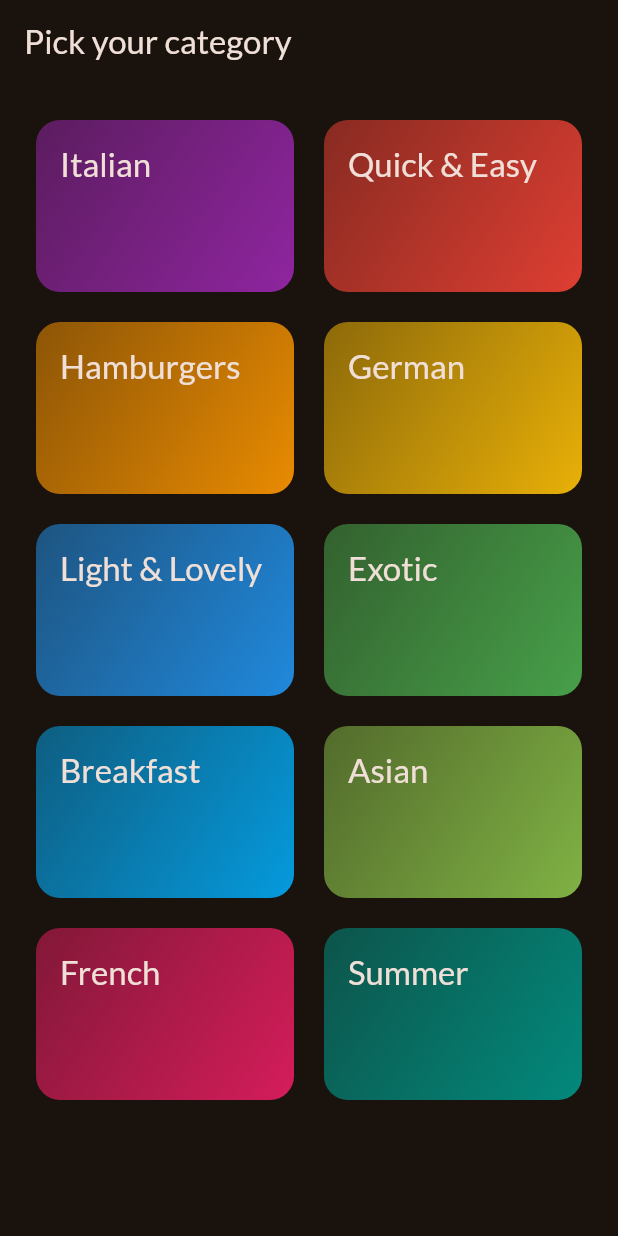
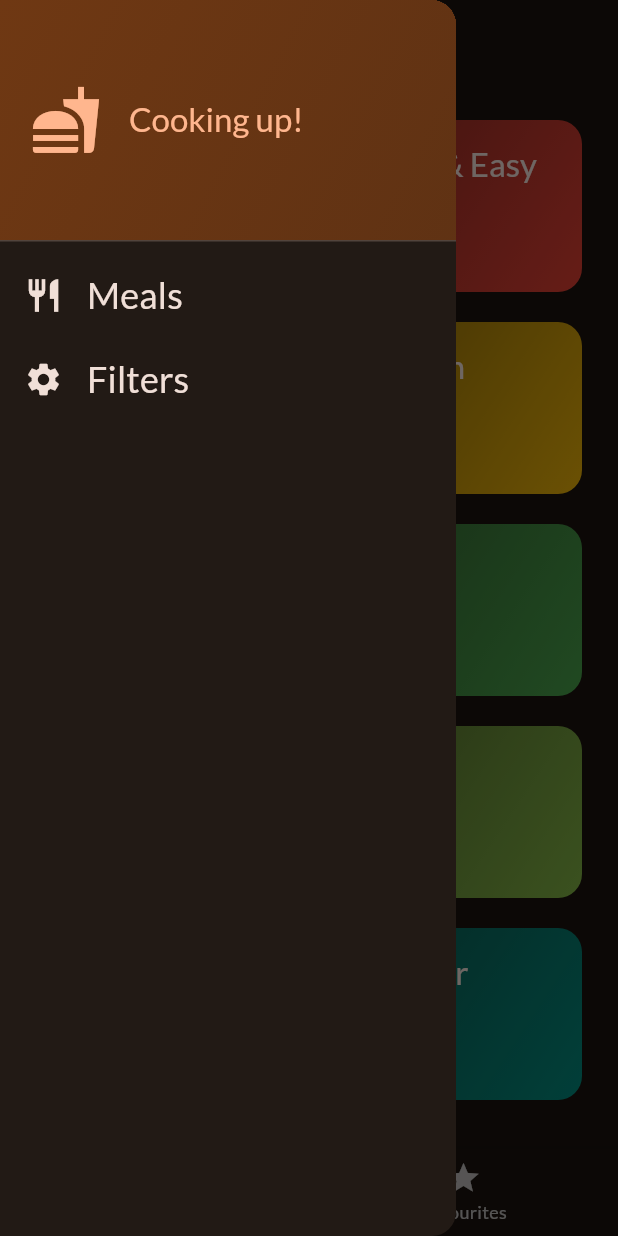
Before and after one commit to yaroslavsolokha/meals, a Flutter app: the screen it shows after launch, with the side drawer open (before the commit the screen has no drawer), on a phone screen of 412 x 824 dp. Run offline on Flutter 3.47's test engine with Material 3 defaults, Android fonts, the phone set to English and light mode, and no system bars; our stand-ins replace google_fonts, transparent_image.

Commit message:
first beta version

```diff
--- a/lib/main.dart
+++ b/lib/main.dart
@@ -1,7 +1,7 @@
 import 'package:flutter/material.dart';
 
 import 'package:google_fonts/google_fonts.dart';
-import 'package:meals/screens/categories.dart';
+import 'package:meals/screens/tabs.dart';
 
 final theme = ThemeData(
   useMaterial3: true,
@@ -23,7 +23,7 @@ class App extends StatelessWidget {
   Widget build(BuildContext context) {
     return MaterialApp(
       theme: theme,
-      home: const CategoriesScreen(),
+      home: const TabsScreen(),
     );
   }
 }
--- a/lib/screens/categories.dart
+++ b/lib/screens/categories.dart
@@ -1,33 +1,40 @@
 import 'package:flutter/material.dart';
 import 'package:meals/data/dummy_data.dart';
 import 'package:meals/models/category.dart';
+import 'package:meals/models/meal.dart';
 import 'package:meals/screens/meals.dart';
 import 'package:meals/widgets/category_grid_item.dart';
 
 class CategoriesScreen extends StatelessWidget {
-  const CategoriesScreen({super.key});
+  const CategoriesScreen({
+    super.key,
+    required this.onToggleFavourite,
+    required this.availableMeals,
+  });
+
+  final void Function(Meal meal) onToggleFavourite;
+  final List<Meal> availableMeals;
 
   void _selectCategory(BuildContext context, Category category) {
-    final filteredMeals = dummyMeals
+    final filteredMeals = availableMeals
         .where((meal) => meal.categories.contains(category.id))
         .toList();
 
     Navigator.push(
       context,
       MaterialPageRoute(
-        builder: (ctx) =>
-            MealsScreen(title: category.title, meals: filteredMeals),
+        builder: (ctx) => MealsScreen(
+          title: category.title,
+          meals: filteredMeals,
+          onToggleFavourite: onToggleFavourite,
+        ),
       ),
     );
   }
 
   @override
   Widget build(BuildContext context) {
-    return Scaffold(
-      appBar: AppBar(
-        title: const Text('Pick your category'),
-      ),
-      body: GridView(
+    return GridView(
       padding: const EdgeInsets.all(24),
       gridDelegate: const SliverGridDelegateWithFixedCrossAxisCount(
         crossAxisCount: 2,
@@ -47,7 +54,6 @@ class CategoriesScreen extends StatelessWidget {
         //for (final category in availableCategories)
         //  CategoryGridItem(category: category)
       ],
-      ),
     );
   }
 }
--- /dev/null
+++ b/lib/screens/tabs.dart
@@ -0,0 +1,130 @@
+import 'package:flutter/material.dart';
+import 'package:meals/data/dummy_data.dart';
+import 'package:meals/models/meal.dart';
+import 'package:meals/screens/categories.dart';
+import 'package:meals/screens/filters.dart';
+import 'package:meals/screens/meals.dart';
+import 'package:meals/widgets/main_drawer.dart';
+
+const kInitialsFilters = {
+  Filter.glutenFree: false,
+  Filter.lactosFree: false,
+  Filter.vegeterian: false,
+  Filter.vegan: false
+};
+
+class TabsScreen extends StatefulWidget {
+  const TabsScreen({super.key});
+
+  @override
+  State<TabsScreen> createState() {
+    return _TabsScreenState();
+  }
+}
+
+class _TabsScreenState extends State<TabsScreen> {
+  int _selectedPageIndex = 0;
+
+  final List<Meal> _favouriteMeals = [];
+  Map<Filter, bool> _selectedFilters = kInitialsFilters;
+
+  void _showInfoMessage(String message) {
+    ScaffoldMessenger.of(context).clearSnackBars();
+    ScaffoldMessenger.of(context).showSnackBar(
+      SnackBar(
+        content: Text(message),
+      ),
+    );
+  }
+
+  void _toggleMealFavouriteStatus(Meal meal) {
+    final isExisting = _favouriteMeals.contains(meal);
+
+    if (isExisting) {
+      setState(() {
+        _favouriteMeals.remove(meal);
+      });
+      _showInfoMessage('Meal is no longer a favourite.');
+    } else {
+      setState(() {
+        _favouriteMeals.add(meal);
+      });
+      _showInfoMessage('Marked as a favourite!');
+    }
+  }
+
+  void _selectPage(int index) {
+    setState(() {
+      _selectedPageIndex = index;
+    });
+  }
+
+  void _setScreen(String identifier) async {
+    Navigator.of(context).pop();
+    if (identifier == 'filters') {
+      final result = await Navigator.of(context).push<Map<Filter, bool>>(
+        MaterialPageRoute(
+          builder: (ctx) => FiltersScreen(currentFilters: _selectedFilters),
+        ),
+      );
+
+      setState(() {
+        _selectedFilters = result ?? kInitialsFilters;
+      });
+    }
+  }
+
+  @override
+  Widget build(BuildContext context) {
+    final availableMeals = dummyMeals.where((meal) {
+      if (_selectedFilters[Filter.glutenFree]! && !meal.isGlutenFree) {
+        return false;
+      }
+
+      if (_selectedFilters[Filter.lactosFree]! && !meal.isLactoseFree) {
+        return false;
+      }
+
+      if (_selectedFilters[Filter.vegeterian]! && !meal.isVegetarian) {
+        return false;
+      }
+
+      if (_selectedFilters[Filter.vegan]! && !meal.isVegan) {
+        return false;
+      }
+
+      return true;
+    }).toList();
+
+    Widget activePage = CategoriesScreen(
+      onToggleFavourite: _toggleMealFavouriteStatus,
+      availableMeals: availableMeals,
+    );
+    var activePageTitle = 'Categories';
+
+    if (_selectedPageIndex == 1) {
+      activePageTitle = 'Your favourites';
+      activePage = MealsScreen(
+        meals: _favouriteMeals,
+        onToggleFavourite: _toggleMealFavouriteStatus,
+      );
+    }
+
+    return Scaffold(
+      appBar: AppBar(
+        title: Text(activePageTitle),
+      ),
+      drawer: MainDrawer(onSelectScreen: _setScreen),
+      body: activePage,
+      bottomNavigationBar: BottomNavigationBar(
+        onTap: _selectPage,
+        currentIndex: _selectedPageIndex,
+        items: const [
+          BottomNavigationBarItem(
+              icon: Icon(Icons.set_meal), label: 'Categories'),
+          BottomNavigationBarItem(icon: Icon(Icons.star), label: 'Favourites'),
+        ],
+      ),
+    );
+  }
+}
--- /dev/null
+++ b/lib/widgets/main_drawer.dart
@@ -0,0 +1,82 @@
+import 'package:flutter/material.dart';
+
+class MainDrawer extends StatelessWidget {
+  const MainDrawer({
+    super.key,
+    required this.onSelectScreen,
+  });
+
+  final void Function(String identifier) onSelectScreen;
+
+  @override
+  Widget build(BuildContext context) {
+    return Drawer(
+      child: Column(
+        children: [
+          DrawerHeader(
+            padding: const EdgeInsets.all(20),
+            decoration: BoxDecoration(
+              gradient: LinearGradient(colors: [
+                Theme.of(context).colorScheme.primaryContainer,
+                Theme.of(context).colorScheme.primaryContainer.withOpacity(0.8),
+              ], begin: Alignment.topLeft, end: Alignment.bottomRight),
+            ),
+            child: Row(
+              children: [
+                Icon(
+                  Icons.fastfood,
+                  size: 48,
+                  color: Theme.of(context).colorScheme.primary,
+                ),
+                const SizedBox(
+                  width: 18,
+                ),
+                Text(
+                  'Cooking up!',
+                  style: Theme.of(context)
+                      .textTheme
+                      .titleLarge!
+                      .copyWith(color: Theme.of(context).colorScheme.primary),
+                ),
+              ],
+            ),
+          ),
+          ListTile(
+            leading: Icon(
+              Icons.restaurant,
+              size: 26,
+              color: Theme.of(context).colorScheme.onSurface,
+            ),
+            title: Text(
+              'Meals',
+              style: Theme.of(context).textTheme.titleSmall!.copyWith(
+                    color: Theme.of(context).colorScheme.onSurface,
+                    fontSize: 24,
+                  ),
+            ),
+            onTap: () {
+              onSelectScreen('meals');
+            },
+          ),
+          ListTile(
+            leading: Icon(
+              Icons.settings,
+              size: 26,
+              color: Theme.of(context).colorScheme.onSurface,
+            ),
+            title: Text(
+              'Filters',
+              style: Theme.of(context).textTheme.titleSmall!.copyWith(
+                    color: Theme.of(context).colorScheme.onSurface,
+                    fontSize: 24,
+                  ),
+            ),
+            onTap: () {
+              onSelectScreen('filters');
+            },
+          ),
+        ],
+      ),
+    );
+  }
+}
```
Also changed, not shown: lib/screens/filters.dart (added, +146 -0 lines), lib/screens/meal_details.dart (+13 -1 lines), lib/screens/meals.dart (+15 -8 lines). Lines whose indentation alone changed are shown as unchanged.
